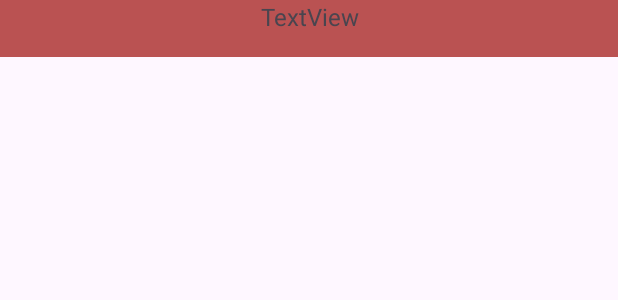
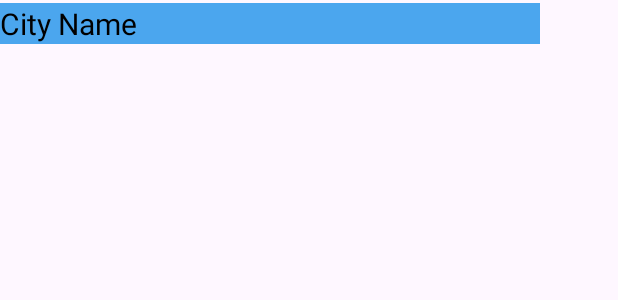
Before and after one commit to NovusEdge/OOP_Project, an Android app: the layout activity_city_view.xml on its own in the app's theme, with its tools: preview values and no code run, on a phone screen of 412 x 824 dp. Shown: the top 300 px of the screen. Run offline under Robolectric (Android 15) with nearby library versions, the phone set to English and light mode, and no system bars.

Commit message:
updating code

```diff
--- a/app/src/main/java/com/example/oop_project/activities/CityInformationActivity.java
+++ b/app/src/main/java/com/example/oop_project/activities/CityInformationActivity.java
@@ -24,6 +24,7 @@ import java.util.concurrent.ExecutorService;
 import java.util.concurrent.Executors;
 
 public class CityInformationActivity extends AppCompatActivity {
+    /// The data for the current city that the user is viewing
     public static MunicipalityData currentMunicipalityData;
 
     @Override
@@ -37,7 +38,7 @@ public class CityInformationActivity extends AppCompatActivity {
             return insets;
         });
 
-        /// Fetch data
+        /// Fetch data for the current city
         ExecutorService service = Executors.newSingleThreadExecutor();
         service.execute(() -> {
             DataRetriever dataRetriever = new DataRetriever(getApplicationContext());
@@ -53,11 +54,12 @@ public class CityInformationActivity extends AppCompatActivity {
                 throw new RuntimeException(e);
             }
 
-            /// Update UI
+            /// Update UI with the fetched data
             runOnUiThread(() -> {
                 ViewPager2 cityViewPager = (ViewPager2) findViewById(R.id.viewArea);
                 TabLayout tabLayout = (TabLayout) findViewById(R.id.tabLayout);
 
+                /// Set up the ViewPager and TabLayout
                 CityTabPagerAdapter adapter = new CityTabPagerAdapter(this, currentMunicipalityData.populationData, currentMunicipalityData.weatherData);
                 cityViewPager.setAdapter(adapter);
 
--- a/app/src/main/java/com/example/oop_project/fragments/PopulationDataFragment.java
+++ b/app/src/main/java/com/example/oop_project/fragments/PopulationDataFragment.java
@@ -41,10 +41,10 @@ public class PopulationDataFragment extends Fragment {
 
         population.setText(String.format("Population: %d", populationData.getPopulationCount()));
         populationDensity.setText(String.format("Population Density: %f persons per sq. m", populationData.getPopulationDensity()));
-        changeRate.setText(String.format("Change Rate: %f", populationData.getChangeRate()));
-        employmentRate.setText(String.format("Employment Rate: %f", populationData.getEmployementRate()));
+        changeRate.setText(String.format("Change Rate: %f%%", populationData.getChangeRate()));
+        employmentRate.setText(String.format("Employment Rate: %f%%", populationData.getEmployementRate()));
         citySize.setText(String.format("City Size: %f sq. km", populationData.getCitySize()));
-        workplaceETextView.setText(String.format("Workplace Efficiency: %f", populationData.getWorkplaceEfficiency()));
+        workplaceETextView.setText(String.format("Workplace Efficiency: %f%%", populationData.getWorkplaceEfficiency()));
 
         return view;
     }
--- a/app/src/main/java/com/example/oop_project/fragments/WeatherDataFragment.java
+++ b/app/src/main/java/com/example/oop_project/fragments/WeatherDataFragment.java
@@ -76,10 +76,9 @@ public class WeatherDataFragment extends Fragment {
 
 
         main.setText(String.format("%s: %s %s", currentCity, weatherData.getMain(), weatherEmoji));
-
-        tempRange.setText(String.format("Temperature range: %f to %f", weatherData.getTempRange()[0], weatherData.getTempRange()[1]));
+        tempRange.setText(String.format("Temperature range: %f C to %f C", weatherData.getTempRange()[0], weatherData.getTempRange()[1]));
         humidity.setText(String.format("Humidity: %f", weatherData.getHumidity()));
-        meanTempDaily.setText(String.format("Mean daily temperature: %f", weatherData.getMeanDailyTemp()));
+        meanTempDaily.setText(String.format("Mean daily temperature: %f C", weatherData.getMeanDailyTemp()));
         uviTextView.setText(String.format("UV Index: %f", weatherData.getUvIndex()));
 
         return view;
--- a/app/src/main/java/com/example/oop_project/helper_classes/CityTabPagerAdapter.java
+++ b/app/src/main/java/com/example/oop_project/helper_classes/CityTabPagerAdapter.java
@@ -12,9 +12,11 @@ import com.example.oop_project.fragments.WeatherDataFragment;
 
 /// Adapter for the ViewPager2 in CityInformationActivity
 public class CityTabPagerAdapter extends FragmentStateAdapter {
+    /// Population and weather data
     PopulationData populationData;
     WeatherData weatherData;
 
+    /// Constructor for the adapter
     public CityTabPagerAdapter(@NonNull FragmentActivity fragmentActivity, PopulationData populationData, WeatherData weatherData) {
         super(fragmentActivity);
         this.populationData = populationData;
--- a/app/src/main/java/com/example/oop_project/helper_classes/SearchHistoryListAdapter.java
+++ b/app/src/main/java/com/example/oop_project/helper_classes/SearchHistoryListAdapter.java
@@ -14,8 +14,10 @@ import com.example.oop_project.R;
 
 /// Adapter for the RecyclerView in SearchHistoryView
 public class SearchHistoryListAdapter extends RecyclerView.Adapter<SearchHistoryViewHolder> {
+    /// Context of the activity
     Context context;
 
+    /// Constructor
     public SearchHistoryListAdapter(Context context) {
         this.context = context;
     }
@@ -35,6 +37,7 @@ public class SearchHistoryListAdapter extends RecyclerView.Adapter<SearchHistory
         });
     }
 
+    /// Get the number of cities in the list
     @Override
     public int getItemCount() {
         return cityList.size();
--- a/app/src/main/java/com/example/oop_project/helper_classes/SearchHistoryViewHolder.java
+++ b/app/src/main/java/com/example/oop_project/helper_classes/SearchHistoryViewHolder.java
@@ -10,8 +10,10 @@ import com.example.oop_project.R;
 
 public class SearchHistoryViewHolder extends RecyclerView.ViewHolder {
 
+    /// TextView for the city name
     TextView cityNameTextView;
 
+    /// Constructor
     public SearchHistoryViewHolder(@NonNull View itemView) {
         super(itemView);
         cityNameTextView = (TextView) itemView.findViewById(R.id.cityName);
--- a/app/src/main/res/layout/activity_city_view.xml
+++ b/app/src/main/res/layout/activity_city_view.xml
@@ -1,23 +1,18 @@
 <?xml version="1.0" encoding="utf-8"?>
-<androidx.constraintlayout.widget.ConstraintLayout xmlns:android="http://schemas.android.com/apk/res/android"
-    xmlns:app="http://schemas.android.com/apk/res-auto"
-    xmlns:tools="http://schemas.android.com/tools"
-    android:id="@+id/cityView"
-    android:layout_width="match_parent"
-    android:layout_height="match_parent"
-    tools:context=".activities.SearchHistoryView">
+<RelativeLayout xmlns:android="http://schemas.android.com/apk/res/android"
+    android:layout_width="360dp"
+    android:layout_height="wrap_content"
+    android:layout_marginTop="2dp"
+    android:background="#4BA6EE"
+    xmlns:tools="http://schemas.android.com/tools">
 
     <TextView
         android:id="@+id/cityName"
         android:layout_width="match_parent"
-        android:layout_height="38dp"
-        android:background="#BA5252"
-        android:text="TextView"
-        android:textAlignment="center"
-        android:textSize="16sp"
-        app:layout_constraintEnd_toEndOf="parent"
-        app:layout_constraintHorizontal_bias="0.0"
-        app:layout_constraintStart_toStartOf="parent"
-        tools:layout_editor_absoluteY="64dp" />
+        android:layout_height="wrap_content"
+        android:clickable="false"
+        android:textColor="@color/black"
+        android:textSize="20sp"
+        tools:text="City Name" />
 
-</androidx.constraintlayout.widget.ConstraintLayout>
+</RelativeLayout>
```
Also changed, not shown: app/src/main/java/com/example/oop_project/DataRetriever.java (+19 -24 lines), app/src/main/java/com/example/oop_project/activities/MainActivity.java (+16 -7 lines), app/src/main/java/com/example/oop_project/activities/SearchHistoryView.java (deleted, +0 -29 lines), app/src/main/res/layout/activity_main.xml (+5 -6 lines).
